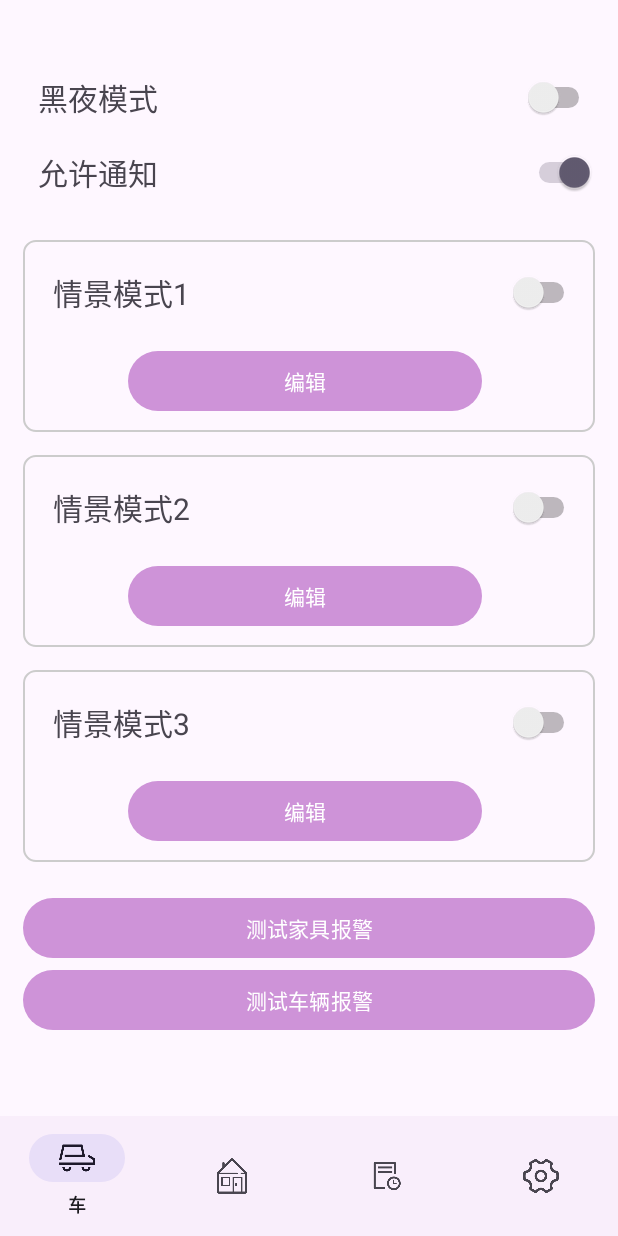
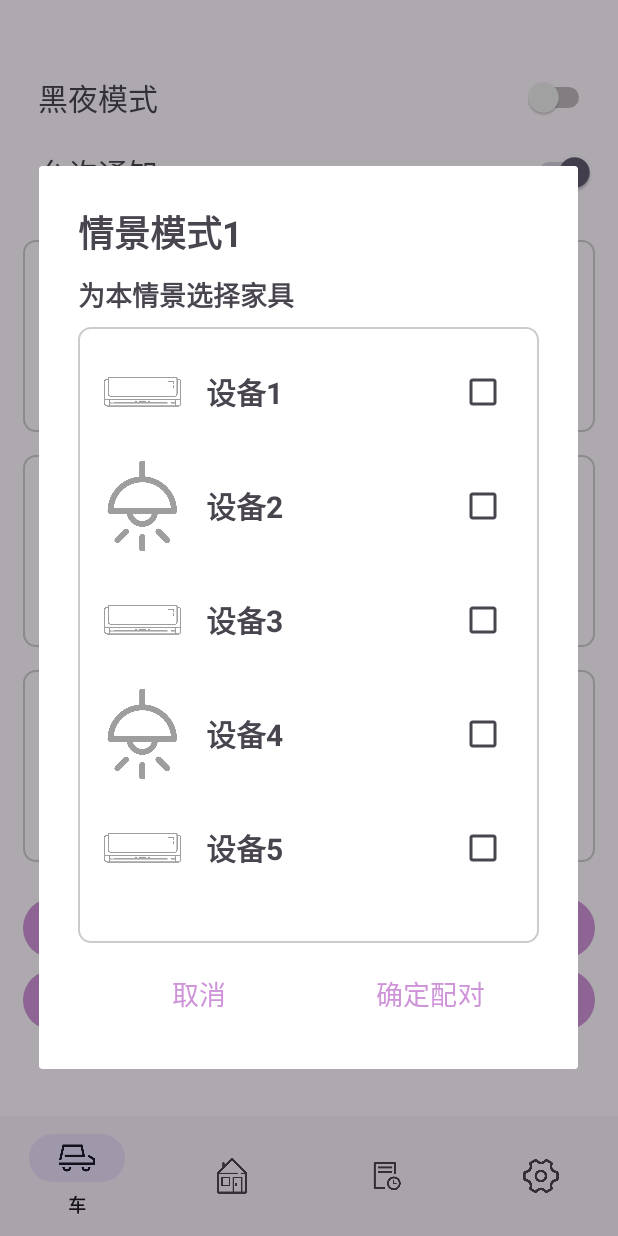
Before and after one commit to ytzuo/smart-home-demo-frontend, an Android app: the fragment SettingFragment placed in its activity, after a tap on "编辑", on a phone screen of 412 x 824 dp. Run offline under Robolectric (Android 15) with nearby library versions, the phone set to English and light mode, and no system bars; our stand-ins replace Room's generated code.

Commit message:
完成了在自定义情景模式中, 从数据库获取家具列表, 显示在自定义窗口中, 并支持以字符串形式持久化已选择的家具并在调出页面时恢复选中状态 待完成: 发送情景模式控制命令(可能通过一次发送多条命令实现)

```diff
--- a/app/src/main/java/com/SmartHome/SmartHomeDemo/fragments/HomeFragment/FurnitureItem.java
+++ b/app/src/main/java/com/SmartHome/SmartHomeDemo/fragments/HomeFragment/FurnitureItem.java
@@ -24,6 +24,9 @@ public class FurnitureItem implements Serializable {
 
     public FurnitureDataPack getFurnitureDataPack() {
         return furnitureDataPack;
+    }
+    public void setFurnitureDataPack(FurnitureDataPack dp) {
+        this.furnitureDataPack = dp;
     }
 
     private FurnitureDataPack furnitureDataPack;
--- /dev/null
+++ b/app/src/main/java/com/SmartHome/SmartHomeDemo/fragments/SettingFragment/SceneModeFurnitureAdapter.java
@@ -0,0 +1,120 @@
+package com.SmartHome.SmartHomeDemo.fragments.SettingFragment;
+
+import android.content.Context;
+import android.content.SharedPreferences;
+import android.view.LayoutInflater;
+import android.view.View;
+import android.view.ViewGroup;
+import android.widget.CheckBox;
+import android.widget.ImageView;
+import android.widget.TextView;
+
+import androidx.annotation.NonNull;
+import androidx.recyclerview.widget.RecyclerView;
+
+import com.SmartHome.SmartHomeDemo.R;
+import com.SmartHome.SmartHomeDemo.database.Device;
+
+import java.util.HashSet;
+import java.util.List;
+import java.util.Set;
+
+public class SceneModeFurnitureAdapter extends RecyclerView.Adapter<SceneModeFurnitureAdapter.ViewHolder> {
+    private List<Device> deviceList;
+    private Set<String> selectedDeviceIds;
+    private String sceneModeKey;
+    private Context context;
+
+    public SceneModeFurnitureAdapter(Context context, List<Device> deviceList, String sceneModeKey) {
+        this.context = context;
+        this.deviceList = deviceList;
+        this.sceneModeKey = sceneModeKey;
+        this.selectedDeviceIds = new HashSet<>();
+
+        // 从SharedPreferences加载已选中的设备
+        loadSelectedDevices();
+    }
+
+    @NonNull
+    @Override
+    public ViewHolder onCreateViewHolder(@NonNull ViewGroup parent, int viewType) {
+        View view = LayoutInflater.from(parent.getContext())
+                .inflate(R.layout.item_scene_furniture, parent, false);
+        return new ViewHolder(view);
+    }
+
+    @Override
+    public void onBindViewHolder(@NonNull ViewHolder holder, int position) {
+        Device device = deviceList.get(position);
+        holder.bind(device);
+    }
+
+    @Override
+    public int getItemCount() {
+        return deviceList.size();
+    }
+
+    public Set<String> getSelectedDeviceIds() {
+        return selectedDeviceIds;
+    }
+
+    public void saveSelectedDevices() {
+        SharedPreferences prefs = context.getSharedPreferences("SceneModes", Context.MODE_PRIVATE);
+        SharedPreferences.Editor editor = prefs.edit();
+
+        // 将选中的设备ID集合转换为字符串集合进行存储
+        Set<String> selectedIds = new HashSet<>(selectedDeviceIds);
+        editor.putStringSet(sceneModeKey, selectedIds);
+        editor.apply();
+    }
+
+    private void loadSelectedDevices() {
+        SharedPreferences prefs = context.getSharedPreferences("SceneModes", Context.MODE_PRIVATE);
+        Set<String> savedIds = prefs.getStringSet(sceneModeKey, new HashSet<>());
+        selectedDeviceIds.addAll(savedIds);
+    }
+
+    public class ViewHolder extends RecyclerView.ViewHolder {
+        private ImageView itemImage;
+        private TextView nameText;
+        private CheckBox checkBox;
+
+        public ViewHolder(@NonNull View itemView) {
+            super(itemView);
+            itemImage = itemView.findViewById(R.id.item_type);
+            nameText = itemView.findViewById(R.id.name_furniture);
+            checkBox = itemView.findViewById(R.id.checkbox_selected);
+        }
+
+        public void bind(final Device device) {
+            // 设置设备信息
+            nameText.setText(device.getDeviceId());
+
+            // 根据设备类型设置图标和状态文本
+            if ("light".equals(device.getDeviceType())) {
+                itemImage.setImageResource(R.drawable.icon_light); // 需要确保有这个资源
+            } else if ("air_conditioner".equals(device.getDeviceType())) {
+                itemImage.setImageResource(R.drawable.icon_air_conditioner); // 需要确保有这个资源
+            } else {
+                itemImage.setImageResource(R.drawable.icon_air_conditioner); // 默认图标
+            }
+
+            // 设置选中状态
+            checkBox.setChecked(selectedDeviceIds.contains(device.getDeviceId()));
+
+            // 设置复选框点击事件
+            checkBox.setOnCheckedChangeListener((buttonView, isChecked) -> {
+                if (isChecked) {
+                    selectedDeviceIds.add(device.getDeviceId());
+                } else {
+                    selectedDeviceIds.remove(device.getDeviceId());
+                }
+            });
+
+            // 设置整个项的点击事件，切换选中状态
+            itemView.setOnClickListener(v -> {
+                checkBox.setChecked(!checkBox.isChecked());
+            });
+        }
+    }
+}
--- a/app/src/main/java/com/SmartHome/SmartHomeDemo/fragments/SettingFragment/SettingFragment.java
+++ b/app/src/main/java/com/SmartHome/SmartHomeDemo/fragments/SettingFragment/SettingFragment.java
@@ -19,10 +19,20 @@ import androidx.annotation.Nullable;
 import androidx.appcompat.app.AlertDialog;
 import androidx.appcompat.app.AppCompatDelegate;
 import androidx.fragment.app.Fragment;
+import androidx.recyclerview.widget.LinearLayoutManager;
+import androidx.recyclerview.widget.RecyclerView;
 
 import com.SmartHome.SmartHomeDemo.R;
+import com.SmartHome.SmartHomeDemo.application.SmartHomeApplication;
+import com.SmartHome.SmartHomeDemo.database.AppDatabase;
+import com.SmartHome.SmartHomeDemo.database.Device;
 import com.SmartHome.SmartHomeDemo.fragments.CarFragment.CarAlert;
 import com.SmartHome.SmartHomeDemo.fragments.HomeFragment.FurnitureAlert;
+import com.SmartHome.SmartHomeDemo.fragments.HomeFragment.FurnitureDataPack;
+import com.SmartHome.SmartHomeDemo.fragments.HomeFragment.FurnitureItem;
+
+import java.util.ArrayList;
+import java.util.List;
 
 public class SettingFragment extends Fragment {
     private String TAG = "SettingFragment";
@@ -49,14 +59,26 @@ public class SettingFragment extends Fragment {
     private static final String SCENE_MODE_1_KEY = "scene_mode_1_name";
     private static final String SCENE_MODE_2_KEY = "scene_mode_2_name";
     private static final String SCENE_MODE_3_KEY = "scene_mode_3_name";
-//    // 情景模式开关状态的键名
-//    private static final String SCENE_MODE_1_SWITCH_KEY = "scene_mode_1_switch";
-//    private static final String SCENE_MODE_2_SWITCH_KEY = "scene_mode_2_switch";
-//    private static final String SCENE_MODE_3_SWITCH_KEY = "scene_mode_3_switch";
+    // 情景模式设备选择的键名
+    private static final String SCENE_MODE_1_DEVICES_KEY = "scene_mode_1_devices";
+    private static final String SCENE_MODE_2_DEVICES_KEY = "scene_mode_2_devices";
+    private static final String SCENE_MODE_3_DEVICES_KEY = "scene_mode_3_devices";
+
+    private AppDatabase database;
 
 
     public SettingFragment(){}
 
+    @Override
+    public void onCreate(@Nullable Bundle savedInstanceState) {
+        super.onCreate(savedInstanceState);
+
+        // 获取数据库实例
+        if (getActivity() != null) {
+            SmartHomeApplication app = (SmartHomeApplication) getActivity().getApplication();
+            database = app.getDatabase();
+        }
+    }
     @Override
     public View onCreateView(LayoutInflater inflater, ViewGroup container,
                              Bundle savedInstanceState) {
@@ -225,6 +247,85 @@ public class SettingFragment extends Fragment {
         sceneMode3Name.setText(prefs.getString(SCENE_MODE_3_KEY, "情景模式3"));
     }
 
+    private void showSceneModeCustomizeDialog(String sceneModeName, String sceneModeKey) {
+        // 创建自定义对话框
+        AlertDialog.Builder builder = new AlertDialog.Builder(requireContext());
+        LayoutInflater inflater = requireActivity().getLayoutInflater();
+        View dialogView = inflater.inflate(R.layout.window_scenemode_customize, null);
+        builder.setView(dialogView);
+
+        // 设置情景模式名称
+        TextView titleText = dialogView.findViewById(R.id.scene_mode_name);
+        titleText.setText(sceneModeName);
+
+        // 初始化设备列表
+        RecyclerView deviceRecyclerView = dialogView.findViewById(R.id.customize_device_recyclerView);
+        deviceRecyclerView.setLayoutManager(new LinearLayoutManager(requireContext()));
+
+        // 设置按钮点击事件
+        Button cancelButton = dialogView.findViewById(R.id.customize_cancel);
+        Button doneButton = dialogView.findViewById(R.id.customize_done);
+
+        AlertDialog dialog = builder.create();
+
+        cancelButton.setOnClickListener(v -> dialog.dismiss());
+
+        // 先显示对话框
+        dialog.show();
+
+        // 显示加载进度指示
+        TextView loadingText = new TextView(requireContext());
+        loadingText.setText("正在加载设备列表...");
+        loadingText.setPadding(16, 16, 16, 16);
+        deviceRecyclerView.setAdapter(new RecyclerView.Adapter() {
+            @NonNull
+            @Override
+            public RecyclerView.ViewHolder onCreateViewHolder(@NonNull ViewGroup parent, int viewType) {
+                return new RecyclerView.ViewHolder(loadingText) {};
+            }
+
+            @Override
+            public void onBindViewHolder(@NonNull RecyclerView.ViewHolder holder, int position) {
+                // 不需要实现
+            }
+
+            @Override
+            public int getItemCount() {
+                return 1;
+            }
+        });
+
+        // 在后台线程中获取设备列表
+        if (database != null) {
+            AppDatabase.databaseWriteExecutor.execute(() -> {
+                // 在后台线程中查询数据库
+                List<Device> deviceList = getDevicesFromDatabase();
+
+                // 切换到主线程更新UI
+                requireActivity().runOnUiThread(() -> {
+                    SceneModeFurnitureAdapter adapter = new SceneModeFurnitureAdapter(requireContext(), deviceList, sceneModeKey);
+                    deviceRecyclerView.setAdapter(adapter);
+
+                    doneButton.setOnClickListener(v -> {
+                        // 保存选中的设备
+                        adapter.saveSelectedDevices();
+                        dialog.dismiss();
+                    });
+                });
+            });
+        } else {
+            // 如果数据库不可用，使用示例数据
+            List<Device> deviceList = createSampleDeviceList();
+            SceneModeFurnitureAdapter adapter = new SceneModeFurnitureAdapter(requireContext(), deviceList, sceneModeKey);
+            deviceRecyclerView.setAdapter(adapter);
+
+            doneButton.setOnClickListener(v -> {
+                // 保存选中的设备
+                adapter.saveSelectedDevices();
+                dialog.dismiss();
+            });
+        }
+    }
     // 情景模式1开关状态变化处理接口
     private void onSceneMode1SwitchChanged(boolean isChecked) {
         // TODO: 在这里处理情景模式1开关状态变化
@@ -247,13 +348,13 @@ public class SettingFragment extends Fragment {
     }
 
     private void onSceneMode1Customize() {
-        // TODO: 在这里写点击情景模式1自定义按钮的逻辑
+        showSceneModeCustomizeDialog("情景模式1", SCENE_MODE_1_DEVICES_KEY);
     }
     private void onSceneMode2Customize() {
-        // TODO: 在这里写点击情景模式2自定义按钮的逻辑
+        showSceneModeCustomizeDialog("情景模式2", SCENE_MODE_2_DEVICES_KEY);
     }
     private void onSceneMode3Customize() {
-        // TODO: 在这里写点击情景模式3自定义按钮的逻辑
+        showSceneModeCustomizeDialog("情景模式3", SCENE_MODE_3_DEVICES_KEY);
     }
     // 在 onViewCreated 或 onCreate 方法中调用
     @Override
@@ -333,4 +434,43 @@ public class SettingFragment extends Fragment {
 
         // 其他初始化代码...
     }
+
+    // 从数据库获取设备列表
+    private List<Device> getDevicesFromDatabase() {
+        List<Device> deviceList = new ArrayList<>();
+
+        if (database != null) {
+            // 在后台线程中查询数据库
+            List<Device> devices = database.deviceDao().getAllDevices();
+
+            // 筛选出家具类型的设备（light和air_conditioner）
+            for (Device device : devices) {
+                if ("light".equals(device.getDeviceType()) || "air_conditioner".equals(device.getDeviceType())) {
+                    deviceList.add(device);
+                }
+            }
+        }
+
+        // 如果数据库不可用或没有设备，返回示例数据
+        if (deviceList.isEmpty()) {
+            deviceList = createSampleDeviceList();
+        }
+
+        return deviceList;
+    }
+    // 创建示例设备列表用于演示
+    private List<Device> createSampleDeviceList() {
+        List<Device> deviceList = new ArrayList<>();
+
+        // 在实际应用中，这些数据应该从主活动中获取
+        // 这里只是创建一些示例数据用于演示
+        for (int i = 1; i <= 5; i++) {
+            Device device = new Device();
+            device.setDeviceId("设备" + i);
+            device.setDeviceType(i % 2 == 0 ? "light" : "air_conditioner");
+            deviceList.add(device);
+        }
+
+        return deviceList;
+    }
 }
--- /dev/null
+++ b/app/src/main/res/layout/item_scene_furniture.xml
@@ -0,0 +1,43 @@
+<?xml version="1.0" encoding="utf-8"?>
+<LinearLayout xmlns:android="http://schemas.android.com/apk/res/android"
+    xmlns:tools="http://schemas.android.com/tools"
+    android:orientation="horizontal"
+    android:layout_width="match_parent"
+    android:layout_height="wrap_content"
+    android:padding="8dp">
+
+    <ImageView
+        android:id="@+id/item_type"
+        android:layout_width="60dp"
+        android:layout_height="60dp"
+        android:layout_gravity="center_vertical"
+        android:contentDescription="@string/type" />
+
+    <LinearLayout
+        android:layout_width="0dp"
+        android:layout_height="wrap_content"
+        android:layout_weight="1"
+        android:layout_gravity="center_vertical"
+        android:orientation="vertical"
+        android:paddingStart="12dp"
+        android:paddingEnd="0dp">
+
+        <TextView
+            android:id="@+id/name_furniture"
+            android:layout_width="match_parent"
+            android:layout_height="wrap_content"
+            android:textStyle="bold"
+            android:textSize="20sp"
+            android:text="@string/furniture" />
+
+    </LinearLayout>
+
+    <CheckBox
+        android:id="@+id/checkbox_selected"
+        android:layout_width="wrap_content"
+        android:layout_height="wrap_content"
+        android:layout_gravity="center_vertical"
+        android:focusable="false"
+        android:focusableInTouchMode="false" />
+
+</LinearLayout>
```
